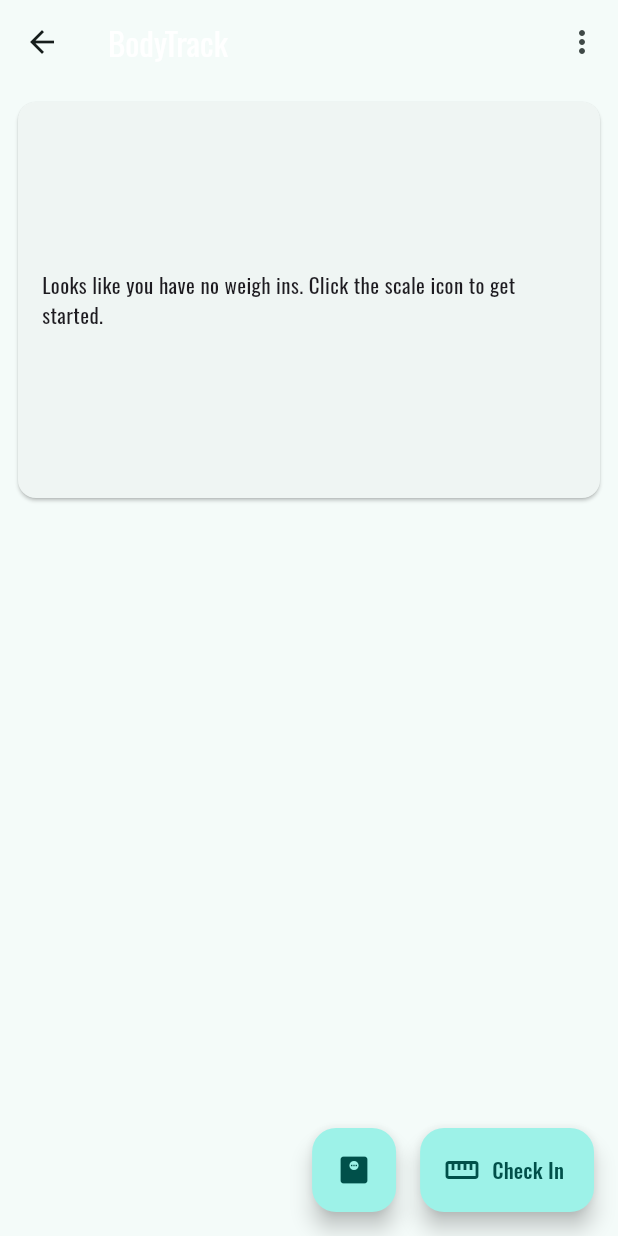
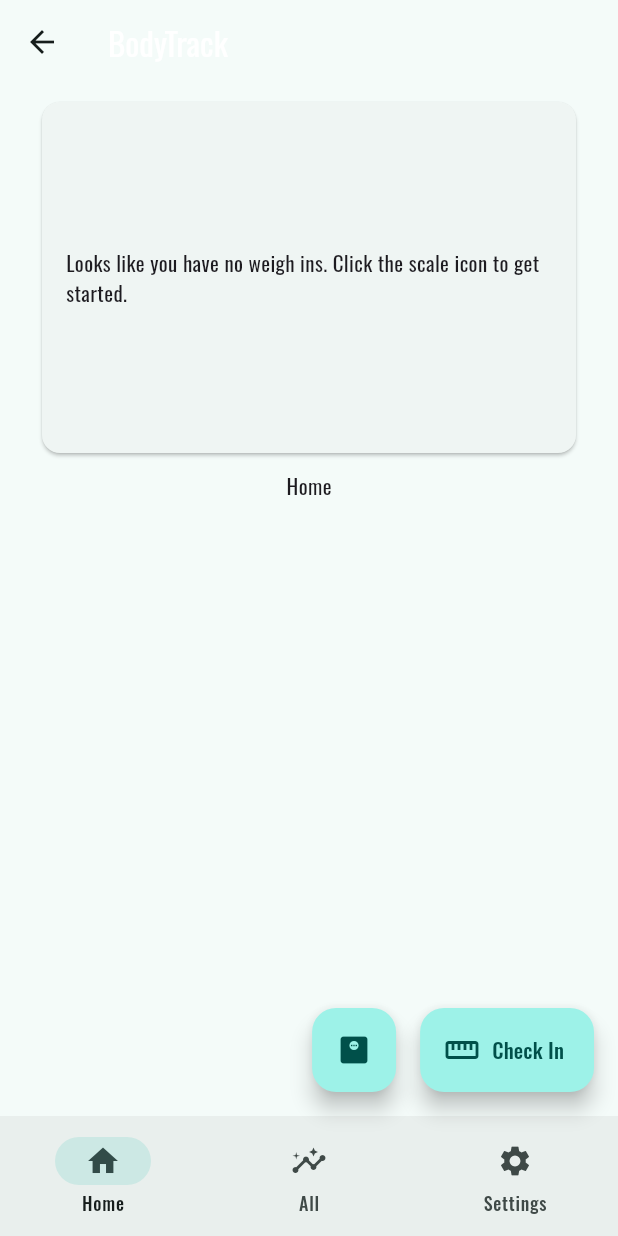
Before and after one commit to swsvindland/fitness-mobile, a Flutter app: the HomePage screen opened by its route, on a phone screen of 412 x 824 dp. Run offline on Flutter 3.47's test engine with Material 3 defaults, Android fonts, the phone set to English and light mode, and no system bars; our stand-ins replace cloud_firestore, community_charts_flutter, firebase_auth, firebase_core, firebase_messaging, google_fonts and 3 more; missing offline and left inert: os_detect; accounts and stored records are empty; generated files the repository leaves out were written again; network calls fail.

Commit message:
add 3 tab layout to body track

```diff
--- a/apps/body_track/lib/layouts/home.dart
+++ b/apps/body_track/lib/layouts/home.dart
@@ -7,12 +7,19 @@ import 'package:body_track/services/sign_in.dart';
 import 'package:body_track/utils/constants.dart';
 import 'package:provider/provider.dart';
 import 'package:body_track/widgets/weights.dart';
+import 'package:body_track/widgets/settings.dart';
+import 'package:body_track/widgets/all.dart';
+import 'package:body_track/widgets/home.dart';
 
-import '../widgets/checkin_list.dart';
+class HomePage extends StatefulWidget {
+  const HomePage({super.key});
 
-class HomePage extends StatelessWidget {
-  HomePage({Key? key}) : super(key: key);
+  @override
+  State<HomePage> createState() => _HomeState();
+}
 
+class _HomeState extends State<HomePage> {
+  int currentPageIndex = 0;
   final db = DatabaseService();
 
   handleWeighIn() {
@@ -31,81 +38,14 @@ class HomePage extends StatelessWidget {
       appBar: AppBar(
         title: const AppBarAd(),
         elevation: 0,
-        actions: <Widget>[
-          PopupMenuButton<Popup>(
-            onSelected: (Popup result) {
-              if (result == Popup.settings) {
-                navigatorKey.currentState!.pushNamed('/settings');
-              }
-              if (result == Popup.about) {
-                navigatorKey.currentState!.pushNamed('/about');
-              }
-              if (result == Popup.logOut) {
-                signOut();
-                navigatorKey.currentState!
-                    .pushNamedAndRemoveUntil('/login', (route) => false);
-              }
-            },
-            icon: const Icon(Icons.more_vert),
-            itemBuilder: (BuildContext context) => <PopupMenuEntry<Popup>>[
-              const PopupMenuItem<Popup>(
-                value: Popup.settings,
-                child: ListTile(
-                  leading: Icon(Icons.settings),
-                  title: Text('Settings'),
-                ),
-              ),
-              const PopupMenuItem<Popup>(
-                value: Popup.about,
-                child: ListTile(
-                  leading: Icon(Icons.info),
-                  title: Text('About'),
-                ),
-              ),
-              const PopupMenuItem<Popup>(
-                value: Popup.logOut,
-                child: ListTile(
-                  leading: Icon(Icons.exit_to_app),
-                  title: Text('Log Out'),
-                ),
-              ),
-            ].toList(),
-          ),
-        ],
       ),
-      body: StreamProvider<Iterable<Weight>>.value(
-        initialData: const [],
-        value: db.streamWeighIns(user!.uid),
-        child: StreamProvider<Preferences>.value(
-          initialData: Preferences.empty(),
-          value: db.streamPreferences(user.uid),
-          child: Column(
-            mainAxisAlignment: MainAxisAlignment.center,
-            crossAxisAlignment: CrossAxisAlignment.center,
-            children: <Widget>[
-              const Expanded(
-                flex: 3,
-                child: Padding(
-                  padding: EdgeInsets.all(8),
-                  child: Card(
-                    child: Padding(
-                      padding: EdgeInsets.all(4),
-                      child: Weights(),
-                    ),
-                  ),
-                ),
-              ),
-              Expanded(
-                flex: 5,
-                child: StreamProvider<Iterable<CheckIn>>.value(
-                  initialData: const [],
-                  value: db.streamCheckIns(user.uid),
-                  child: const CheckInList(),
-                ),
-              ),
-            ],
-          ),
-        ),
+      body: Container(
+        padding: const EdgeInsets.symmetric(vertical: 0, horizontal: 16),
+        child: currentPageIndex == 0
+            ? Home()
+            : currentPageIndex == 1
+            ? All()
+            : Settings(),
       ),
       floatingActionButton: Row(
         mainAxisAlignment: MainAxisAlignment.end,
@@ -125,6 +65,29 @@ class HomePage extends StatelessWidget {
           ),
         ],
       ),
+      bottomNavigationBar: NavigationBar(
+        onDestinationSelected: (int index) {
+          setState(() {
+            currentPageIndex = index;
+          });
+        },
+        selectedIndex: currentPageIndex,
+        destinations: const <Widget>[
+          NavigationDestination(
+            selectedIcon: Icon(Icons.home),
+            icon: Icon(Icons.home_outlined),
+            label: 'Home',
+          ),
+          NavigationDestination(
+            icon: Icon(Icons.insights),
+            label: 'All',
+          ),
+          NavigationDestination(
+            icon: Icon(Icons.settings),
+            label: 'Settings',
+          ),
+        ],
+      ),
     );
   }
 }
--- /dev/null
+++ b/apps/body_track/lib/widgets/all.dart
@@ -0,0 +1,18 @@
+import 'package:firebase_auth/firebase_auth.dart';
+import 'package:flutter/material.dart';
+import 'package:provider/provider.dart';
+
+import '../services/database_service.dart';
+
+class All extends StatelessWidget {
+  All({super.key});
+  final db = DatabaseService();
+
+
+  @override
+  Widget build(BuildContext context) {
+    var user = Provider.of<User?>(context);
+
+    return Text('All');
+  }
+}
--- /dev/null
+++ b/apps/body_track/lib/widgets/home.dart
@@ -0,0 +1,50 @@
+import 'package:body_track/widgets/weights.dart';
+import 'package:firebase_auth/firebase_auth.dart';
+import 'package:flutter/material.dart';
+import 'package:provider/provider.dart';
+
+import '../models/preferences.dart';
+import '../models/weight.dart';
+import '../services/database_service.dart';
+
+class Home extends StatelessWidget {
+  Home({super.key});
+
+  final db = DatabaseService();
+
+  @override
+  Widget build(BuildContext context) {
+    var user = Provider.of<User?>(context);
+
+    return StreamProvider<Iterable<Weight>>.value(
+      initialData: const [],
+      value: db.streamWeighIns(user!.uid),
+      child: StreamProvider<Preferences>.value(
+        initialData: Preferences.empty(),
+        value: db.streamPreferences(user.uid),
+        child: const Column(
+          mainAxisAlignment: MainAxisAlignment.center,
+          crossAxisAlignment: CrossAxisAlignment.center,
+          children: <Widget>[
+            Expanded(
+              flex: 3,
+              child: Padding(
+                padding: EdgeInsets.all(8),
+                child: Card(
+                  child: Padding(
+                    padding: EdgeInsets.all(4),
+                    child: Weights(),
+                  ),
+                ),
+              ),
+            ),
+            Expanded(
+              flex: 5,
+              child: Text('Home'),
+            ),
+          ],
+        ),
+      ),
+    );
+  }
+}
```
Also changed, not shown: apps/body_track/lib/widgets/settings.dart (added, +30 -0 lines).
